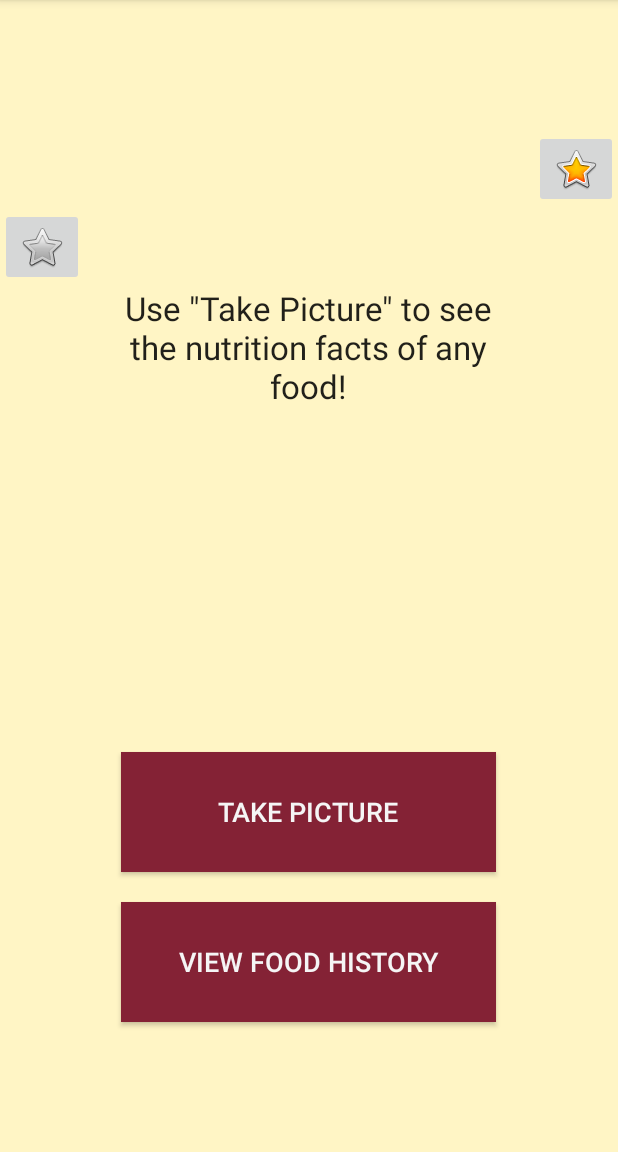
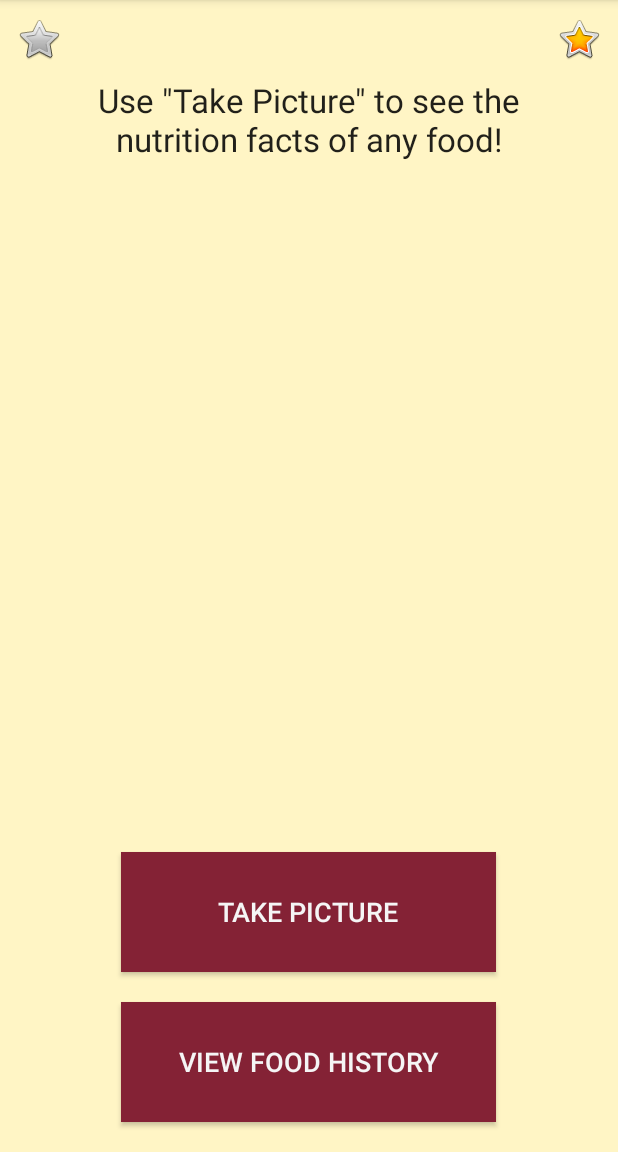
Before and after one commit to kcattakcaz/NutriCam, an Android app: the MainActivity screen opened directly, with no data from a screen before it, on a phone screen of 412 x 824 dp, the part 84-1236 px from its top. Run offline under Robolectric (Android 15) with nearby library versions, the phone set to English and light mode, and no system bars; libraries missing offline, so code that uses them is left out: com.clarifai.api, com.firebase.client, com.wolfram.alpha; 5 statements that could not run were skipped.

Commit message:
Styling for even buttons

```diff
--- a/app/src/main/res/layout/activity_main.xml
+++ b/app/src/main/res/layout/activity_main.xml
@@ -1,8 +1,7 @@
 <?xml version="1.0" encoding="utf-8"?>
 
-<LinearLayout xmlns:android="http://schemas.android.com/apk/res/android"
+<RelativeLayout xmlns:android="http://schemas.android.com/apk/res/android"
               xmlns:tools="http://schemas.android.com/tools"
-              android:orientation="vertical"
                 android:background="@color/colorBack"
                 android:layout_width="match_parent"
               android:layout_height="match_parent"
@@ -14,26 +13,35 @@
         android:layout_width="wrap_content"
         android:layout_height="wrap_content"
         android:id="@+id/likeButton"
-        android:layout_gravity="top|right"
-        android:src="@android:drawable/btn_star_big_on" />
+        android:layout_gravity="right"
+        android:src="@android:drawable/btn_star_big_on"
+        android:layout_alignParentTop="true"
+        android:layout_alignParentRight="true"
+        android:background="#00ffffff"
+        android:layout_margin="10dp" />
 
     <ImageButton
         android:layout_width="wrap_content"
         android:layout_height="wrap_content"
         android:id="@+id/dislikeButton"
         android:layout_gravity="top|left"
-        android:src="@android:drawable/btn_star_big_off" />
+        android:src="@android:drawable/btn_star_big_off"
+        android:layout_alignParentTop="true"
+        android:background="#00ffffff"
+        android:layout_margin="10dp" />
 
     <TextView
         android:layout_width="250dp"
-        android:layout_height="wrap_content"
+        android:layout_height="250dp"
         android:textAppearance="?android:attr/textAppearanceLarge"
         android:text="@string/main_activity_text"
         android:id="@+id/textView"
-        android:layout_weight="0.56"
         android:layout_marginBottom="10dp"
         android:gravity="center_horizontal"
-        android:layout_gravity="center_horizontal" />
+        android:layout_toLeftOf="@+id/likeButton"
+        android:layout_toRightOf="@+id/dislikeButton"
+        android:layout_centerVertical="true"
+        android:layout_below="@+id/dislikeButton" />
 
     <Button
         android:layout_width="250dp"
@@ -43,7 +51,9 @@
         android:background="#842235"
         android:textColor="#f5f5f5"
         android:layout_marginBottom="20dp"
-        android:textSize="@dimen/abc_text_size_medium_material"/>
+        android:textSize="@dimen/abc_text_size_medium_material"
+        android:layout_above="@+id/viewHistory_btn"
+        android:layout_centerHorizontal="true" />
 
     <Button
         android:layout_width="250dp"
@@ -52,6 +62,9 @@
         android:id="@+id/viewHistory_btn"
         android:background="#842235"
         android:textColor="#f5f5f5"
-        android:textSize="@dimen/abc_text_size_medium_material"/>
+        android:textSize="@dimen/abc_text_size_medium_material"
+        android:layout_alignParentBottom="true"
+        android:layout_centerHorizontal="true"
+        android:layout_marginBottom="20dp" />
 
-</LinearLayout>
+</RelativeLayout>
```
